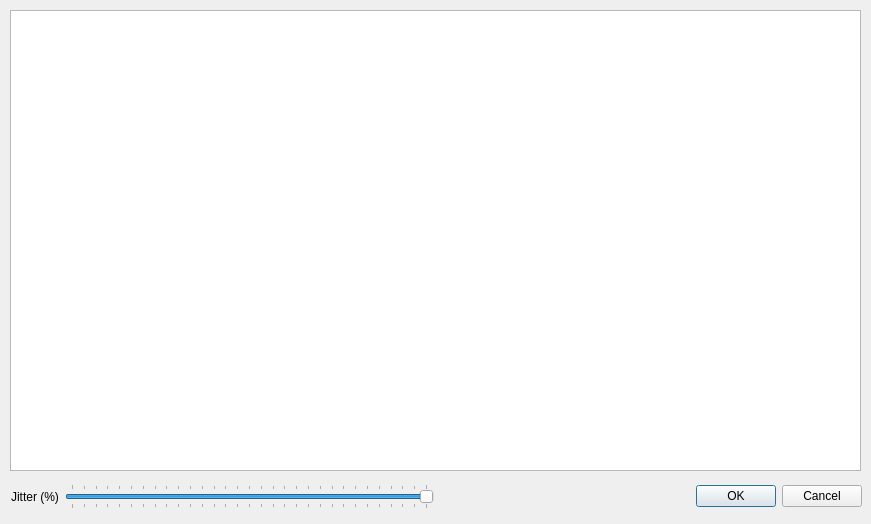
This is SNet-master/tablemetric.ui in nguyenvantin971996/SDNLoadBalancer as Qt 5 draws it before an edit. The edited form follows.
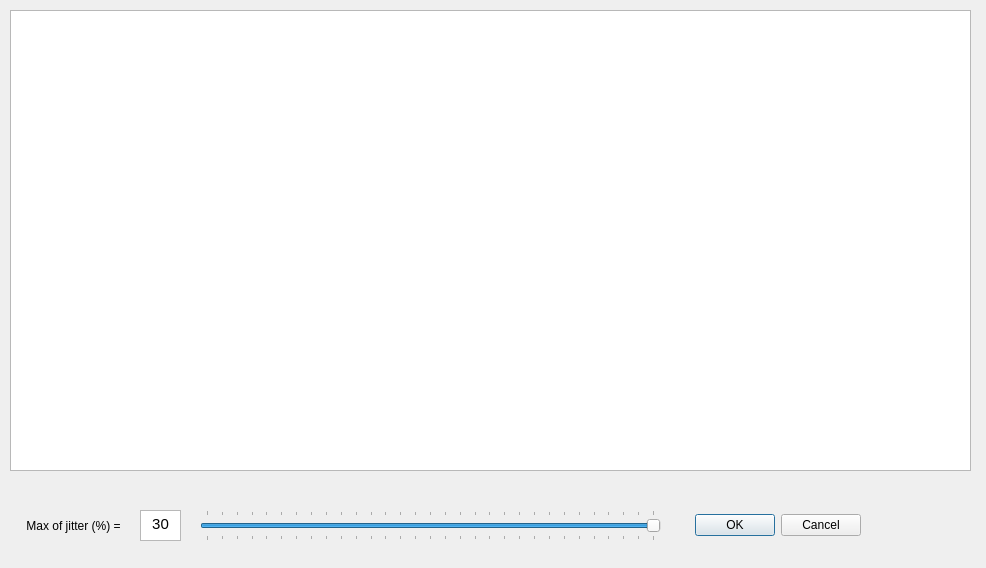
This is the edited form.

The edit to the form file:
```diff
--- a/SNet-master/tablemetric.ui
+++ b/SNet-master/tablemetric.ui
@@ -6,8 +6,8 @@
    <rect>
     <x>0</x>
     <y>0</y>
-    <width>871</width>
-    <height>524</height>
+    <width>986</width>
+    <height>568</height>
    </rect>
   </property>
   <property name="windowTitle">
@@ -18,35 +18,62 @@
     <rect>
      <x>10</x>
      <y>10</y>
-     <width>851</width>
+     <width>961</width>
      <height>461</height>
     </rect>
    </property>
   </widget>
-  <widget class="QWidget" name="">
+  <widget class="QTextEdit" name="textEdit">
+   <property name="enabled">
+    <bool>true</bool>
+   </property>
    <property name="geometry">
     <rect>
-     <x>11</x>
-     <y>481</y>
-     <width>851</width>
+     <x>140</x>
+     <y>510</y>
+     <width>41</width>
      <height>31</height>
     </rect>
    </property>
-   <layout class="QHBoxLayout" name="horizontalLayout_2">
-    <item>
-     <layout class="QHBoxLayout" name="horizontalLayout">
-      <item>
-       <widget class="QLabel" name="label">
-        <property name="text">
-         <string>Jitter (%)</string>
-        </property>
-        <property name="alignment">
-         <set>Qt::AlignCenter</set>
-        </property>
-       </widget>
-      </item>
-      <item>
+   <property name="sizePolicy">
+    <sizepolicy hsizetype="Fixed" vsizetype="Fixed">
+     <horstretch>0</horstretch>
+     <verstretch>0</verstretch>
+    </sizepolicy>
+   </property>
+   <property name="html">
+    <string>&lt;!DOCTYPE HTML PUBLIC &quot;-//W3C//DTD HTML 4.0//EN&quot; &quot;http://www.w3.org/TR/REC-html40/strict.dtd&quot;&gt;
+&lt;html&gt;&lt;head&gt;&lt;meta name=&quot;qrichtext&quot; content=&quot;1&quot; /&gt;&lt;style type=&quot;text/css&quot;&gt;
+p, li { white-space: pre-wrap; }
+&lt;/style&gt;&lt;/head&gt;&lt;body style=&quot; font-family:'Ubuntu'; font-size:11pt; font-weight:400; font-style:normal;&quot;&gt;
+&lt;p align=&quot;center&quot; style=&quot; margin-top:0px; margin-bottom:0px; margin-left:0px; margin-right:0px; -qt-block-indent:0; text-indent:0px;&quot;&gt;30&lt;/p&gt;&lt;/body&gt;&lt;/html&gt;</string>
+   </property>
+  </widget>
+  <widget class="QDialogButtonBox" name="buttonBox">
+   <property name="geometry">
+    <rect>
+     <x>690</x>
+     <y>510</y>
+     <width>171</width>
+     <height>31</height>
+    </rect>
+   </property>
+   <property name="orientation">
+    <enum>Qt::Horizontal</enum>
+   </property>
+   <property name="standardButtons">
+    <set>QDialogButtonBox::Cancel|QDialogButtonBox::Ok</set>
+   </property>
+  </widget>
        <widget class="QSlider" name="horizontalSlider">
+   <property name="geometry">
+    <rect>
+     <x>200</x>
+     <y>510</y>
+     <width>461</width>
+     <height>31</height>
+    </rect>
+   </property>
         <property name="contextMenuPolicy">
          <enum>Qt::DefaultContextMenu</enum>
         </property>
@@ -69,20 +96,27 @@
          <enum>QSlider::TicksBothSides</enum>
         </property>
        </widget>
-      </item>
-     </layout>
-    </item>
-    <item>
-     <widget class="QDialogButtonBox" name="buttonBox">
-      <property name="orientation">
-       <enum>Qt::Horizontal</enum>
-      </property>
-      <property name="standardButtons">
-       <set>QDialogButtonBox::Cancel|QDialogButtonBox::Ok</set>
-      </property>
-     </widget>
-    </item>
-   </layout>
+  <widget class="QLabel" name="label">
+   <property name="geometry">
+    <rect>
+     <x>13</x>
+     <y>510</y>
+     <width>121</width>
+     <height>31</height>
+    </rect>
+   </property>
+   <property name="sizePolicy">
+    <sizepolicy hsizetype="Fixed" vsizetype="Fixed">
+     <horstretch>0</horstretch>
+     <verstretch>0</verstretch>
+    </sizepolicy>
+   </property>
+   <property name="text">
+    <string>Max of jitter (%) =</string>
+   </property>
+   <property name="alignment">
+    <set>Qt::AlignCenter</set>
+   </property>
   </widget>
  </widget>
  <resources/>
```
Lines whose indentation alone changed are shown as unchanged.
